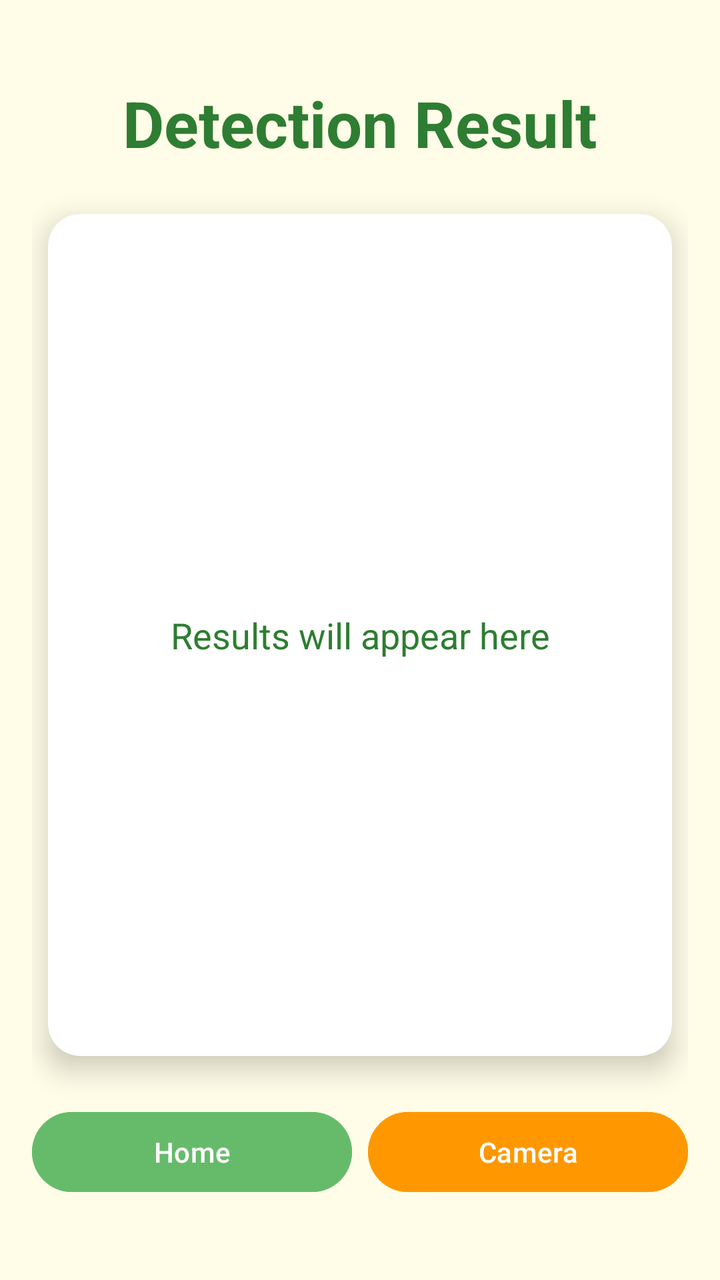
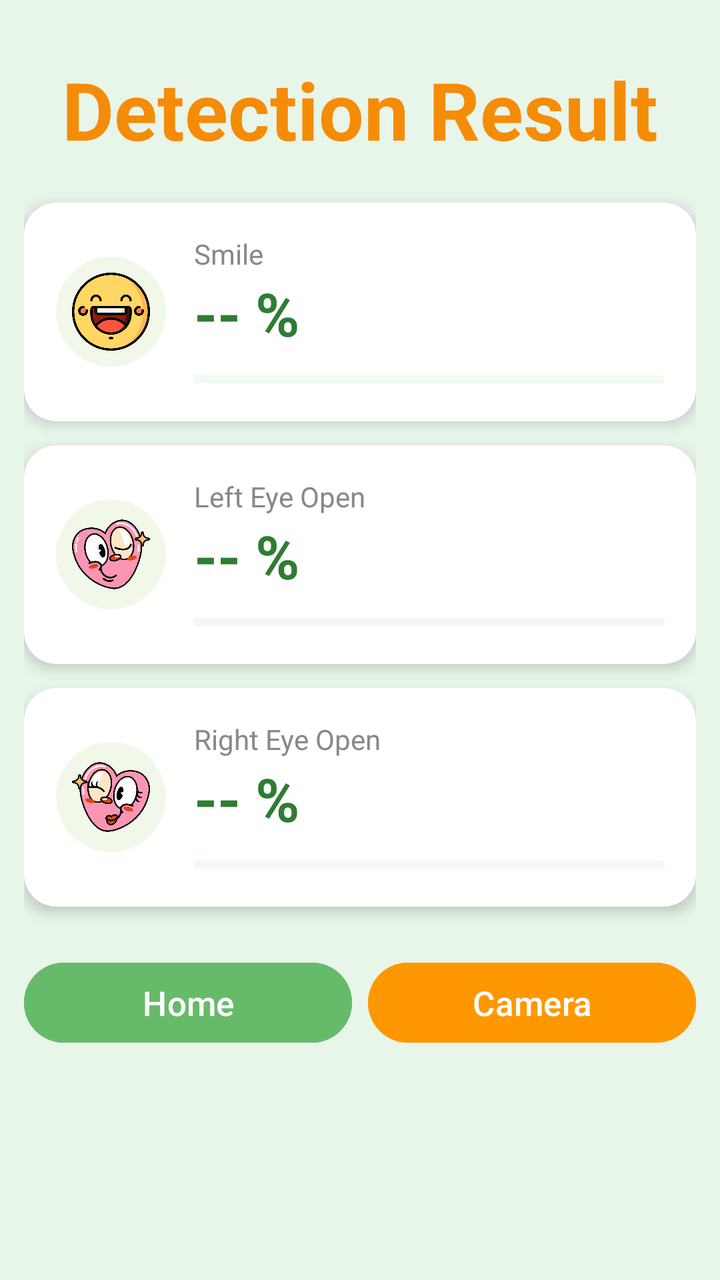

Compare the two renders of this Android layout. The source of the first and the diff that turns it into the second are given below.
<!-- AndroidManifest.xml: application theme Theme.FaceDetection -->
<!-- res/layout/activity_result.xml -->
<?xml version="1.0" encoding="utf-8"?>
<LinearLayout
    xmlns:android="http://schemas.android.com/apk/res/android"
    xmlns:app="http://schemas.android.com/apk/res-auto"
    android:id="@+id/resultLayout"
    android:layout_width="match_parent"
    android:layout_height="match_parent"
    android:orientation="vertical"
    android:gravity="center_horizontal"
    android:background="#FFFDE7"
    android:padding="16dp">

    <TextView
        android:id="@+id/titleText"
        android:layout_width="wrap_content"
        android:layout_height="wrap_content"
        android:text="Detection Result"
        android:textSize="32sp"
        android:textStyle="bold"
        android:textColor="#2E7D32"
        android:layout_marginTop="24dp"
        android:layout_marginBottom="16dp"/>

    <androidx.cardview.widget.CardView
        android:id="@+id/resultCard"
        android:layout_width="match_parent"
        android:layout_height="0dp"
        android:layout_weight="1"
        android:layout_margin="8dp"
        app:cardCornerRadius="16dp"
        app:cardElevation="8dp"
        android:backgroundTint="#FFFFFF">

        <TextView
            android:id="@+id/tvResult"
            android:layout_width="match_parent"
            android:layout_height="match_parent"
            android:padding="16dp"
            android:text="Results will appear here"
            android:textSize="18sp"
            android:textColor="#2E7D32"
            android:gravity="center"
            android:scrollbars="vertical"/>
    </androidx.cardview.widget.CardView>

    <LinearLayout
        android:layout_width="match_parent"
        android:layout_height="wrap_content"
        android:orientation="horizontal"
        android:gravity="center"
        android:layout_marginTop="16dp"
        android:layout_marginBottom="24dp">

        <Button
            android:id="@+id/btnHome"
            android:layout_width="0dp"
            android:layout_weight="1"
            android:layout_height="wrap_content"
            android:text="Home"
            android:backgroundTint="#66BB6A"
            android:textColor="#FFFFFF"
            android:layout_marginEnd="8dp"/>

        <Button
            android:id="@+id/btnCamera"
            android:layout_width="0dp"
            android:layout_weight="1"
            android:layout_height="wrap_content"
            android:text="Camera"
            android:backgroundTint="#FF9800"
            android:textColor="#FFFFFF"/>
    </LinearLayout>
</LinearLayout>
<!-- resources referenced by this layout -->
<resources>
  <style name="Theme.FaceDetection" parent="Base.Theme.FaceDetection" />
  <style name="Base.Theme.FaceDetection" parent="Theme.Material3.DayNight.NoActionBar">
          
          
      </style>
</resources>

<!-- the commit's change to res/layout/activity_result.xml (unified diff, before → after) -->
@@ -2,54 +2,211 @@
 <LinearLayout
     xmlns:android="http://schemas.android.com/apk/res/android"
     xmlns:app="http://schemas.android.com/apk/res-auto"
-    android:id="@+id/resultLayout"
     android:layout_width="match_parent"
     android:layout_height="match_parent"
     android:orientation="vertical"
-    android:gravity="center_horizontal"
-    android:background="#FFFDE7"
-    android:padding="16dp">
+    android:background="#E8F5E9"
+    android:padding="12dp">
 
     <TextView
-        android:id="@+id/titleText"
-        android:layout_width="wrap_content"
+        android:layout_width="match_parent"
         android:layout_height="wrap_content"
         android:text="Detection Result"
-        android:textSize="32sp"
+        android:textSize="40sp"
         android:textStyle="bold"
-        android:textColor="#2E7D32"
-        android:layout_marginTop="24dp"
-        android:layout_marginBottom="16dp"/>
-
-    <androidx.cardview.widget.CardView
-        android:id="@+id/resultCard"
-        android:layout_width="match_parent"
-        android:layout_height="0dp"
-        android:layout_weight="1"
-        android:layout_margin="8dp"
-        app:cardCornerRadius="16dp"
-        app:cardElevation="8dp"
-        android:backgroundTint="#FFFFFF">
-
-        <TextView
-            android:id="@+id/tvResult"
-            android:layout_width="match_parent"
-            android:layout_height="match_parent"
-            android:padding="16dp"
-            android:text="Results will appear here"
-            android:textSize="18sp"
-            android:textColor="#2E7D32"
-            android:gravity="center"
-            android:scrollbars="vertical"/>
-    </androidx.cardview.widget.CardView>
-
-    <LinearLayout
-        android:layout_width="match_parent"
-        android:layout_height="wrap_content"
-        android:orientation="horizontal"
+        android:textColor="#F48C08"
         android:gravity="center"
         android:layout_marginTop="16dp"
+        android:layout_marginBottom="20dp"/>
+
+    
+    <androidx.cardview.widget.CardView
+        android:layout_width="match_parent"
+        android:layout_height="wrap_content"
+        app:cardCornerRadius="16dp"
+        app:cardElevation="4dp"
+        app:cardBackgroundColor="#FFFFFF"
+        app:cardUseCompatPadding="false"
+        android:layout_marginBottom="12dp">
+
+        <LinearLayout
+            android:layout_width="match_parent"
+            android:layout_height="wrap_content"
+            android:orientation="horizontal"
+            android:padding="16dp"
+            android:gravity="center_vertical">
+
+            <ImageView
+                android:layout_width="55dp"
+                android:layout_height="55dp"
+                android:src="@drawable/smile"
+                android:background="@drawable/circle_bg"
+                android:padding="8dp"/>
+
+            <LinearLayout
+                android:layout_width="match_parent"
+                android:layout_height="wrap_content"
+                android:orientation="vertical"
+                android:layout_marginStart="14dp">
+
+                <TextView
+                    android:layout_width="wrap_content"
+                    android:layout_height="wrap_content"
+                    android:text="Smile"
+                    android:textSize="14sp"
+                    android:textColor="#888888"/>
+
+                <TextView
+                    android:id="@+id/tvSmile"
+                    android:layout_width="wrap_content"
+                    android:layout_height="wrap_content"
+                    android:text="-- %"
+                    android:textSize="30sp"
+                    android:textStyle="bold"
+                    android:textColor="#2E7D32"/>
+
+                <ProgressBar
+                    android:id="@+id/pbSmile"
+                    style="@style/Widget.AppCompat.ProgressBar.Horizontal"
+                    android:layout_width="match_parent"
+                    android:layout_height="10dp"
+                    android:progress="0"
+                    android:max="100"
+                    android:progressTint="#66BB6A"
+                    android:progressBackgroundTint="#C8E6C9"
+                    android:layout_marginTop="8dp"/>
+
+            </LinearLayout>
+        </LinearLayout>
+    </androidx.cardview.widget.CardView>
+
+    
+    <androidx.cardview.widget.CardView
+        android:layout_width="match_parent"
+        android:layout_height="wrap_content"
+        app:cardCornerRadius="16dp"
+        app:cardElevation="4dp"
+        app:cardBackgroundColor="#FFFFFF"
+        app:cardUseCompatPadding="false"
+        android:layout_marginBottom="12dp">
+
+        <LinearLayout
+            android:layout_width="match_parent"
+            android:layout_height="wrap_content"
+            android:orientation="horizontal"
+            android:padding="16dp"
+            android:gravity="center_vertical">
+
+            <ImageView
+                android:layout_width="55dp"
+                android:layout_height="55dp"
+                android:src="@drawable/lefteye"
+                android:background="@drawable/circle_bg"
+                android:padding="8dp"/>
+
+            <LinearLayout
+                android:layout_width="match_parent"
+                android:layout_height="wrap_content"
+                android:orientation="vertical"
+                android:layout_marginStart="14dp">
+
+                <TextView
+                    android:layout_width="wrap_content"
+                    android:layout_height="wrap_content"
+                    android:text="Left Eye Open"
+                    android:textSize="14sp"
+                    android:textColor="#888888"/>
+
+                <TextView
+                    android:id="@+id/tvLeftEye"
+                    android:layout_width="wrap_content"
+                    android:layout_height="wrap_content"
+                    android:text="-- %"
+                    android:textSize="30sp"
+                    android:textStyle="bold"
+                    android:textColor="#2E7D32"/>
+
+                <ProgressBar
+                    android:id="@+id/pbLeftEye"
+                    style="@style/Widget.AppCompat.ProgressBar.Horizontal"
+                    android:layout_width="match_parent"
+                    android:layout_height="10dp"
+                    android:progress="0"
+                    android:max="100"
+                    android:progressTint="#66BB6A"
+                    android:progressBackgroundTint="#C8E6C9"
+                    android:layout_marginTop="8dp"/>
+
+            </LinearLayout>
+        </LinearLayout>
+    </androidx.cardview.widget.CardView>
+
+    
+    <androidx.cardview.widget.CardView
+        android:layout_width="match_parent"
+        android:layout_height="wrap_content"
+        app:cardCornerRadius="16dp"
+        app:cardElevation="4dp"
+        app:cardBackgroundColor="#FFFFFF"
+        app:cardUseCompatPadding="false"
         android:layout_marginBottom="24dp">
+
+        <LinearLayout
+            android:layout_width="match_parent"
+            android:layout_height="wrap_content"
+            android:orientation="horizontal"
+            android:padding="16dp"
+            android:gravity="center_vertical">
+
+            <ImageView
+                android:layout_width="55dp"
+                android:layout_height="55dp"
+                android:src="@drawable/righteye"
+                android:background="@drawable/circle_bg"
+                android:padding="8dp"/>
+
+            <LinearLayout
+                android:layout_width="match_parent"
+                android:layout_height="wrap_content"
+                android:orientation="vertical"
+                android:layout_marginStart="14dp">
+
+                <TextView
+                    android:layout_width="wrap_content"
+                    android:layout_height="wrap_content"
+                    android:text="Right Eye Open"
+                    android:textSize="14sp"
+                    android:textColor="#888888"/>
+
+                <TextView
+                    android:id="@+id/tvRightEye"
+                    android:layout_width="wrap_content"
+                    android:layout_height="wrap_content"
+                    android:text="-- %"
+                    android:textSize="30sp"
+                    android:textStyle="bold"
+                    android:textColor="#2E7D32"/>
+
+                <ProgressBar
+                    android:id="@+id/pbRightEye"
+                    style="@style/Widget.AppCompat.ProgressBar.Horizontal"
+                    android:layout_width="match_parent"
+                    android:layout_height="10dp"
+                    android:progress="0"
+                    android:max="100"
+                    android:progressTint="#66BB6A"
+                    android:progressBackgroundTint="#C8E6C9"
+                    android:layout_marginTop="8dp"/>
+
+            </LinearLayout>
+        </LinearLayout>
+    </androidx.cardview.widget.CardView>
+
+    
+    <LinearLayout
+        android:layout_width="match_parent"
+        android:layout_height="wrap_content"
+        android:orientation="horizontal">
 
         <Button
             android:id="@+id/btnHome"
@@ -59,6 +216,7 @@
             android:text="Home"
             android:backgroundTint="#66BB6A"
             android:textColor="#FFFFFF"
+            android:textSize="17sp"
             android:layout_marginEnd="8dp"/>
 
         <Button
@@ -68,6 +226,9 @@
             android:layout_height="wrap_content"
             android:text="Camera"
             android:backgroundTint="#FF9800"
-            android:textColor="#FFFFFF"/>
+            android:textColor="#FFFFFF"
+            android:textSize="17sp"/>
+
     </LinearLayout>
+
 </LinearLayout>
<!-- resource entries referenced after the edit -->
@@ -1,5 +1,14 @@
 <!-- resources referenced by this layout -->
 <resources>
+  <!-- drawable circle_bg (drawable) -->
+  <?xml version="1.0" encoding="utf-8"?>
+  <shape xmlns:android="http://schemas.android.com/apk/res/android"
+      android:shape="oval">
+      <solid android:color="#F1F8E9"/>
+  </shape>
+  <!-- drawable lefteye: png bitmap (drawable, 59743 bytes) -->
+  <!-- drawable righteye: png bitmap (drawable, 61237 bytes) -->
+  <!-- drawable smile: png bitmap (drawable, 37745 bytes) -->
   <style name="Theme.FaceDetection" parent="Base.Theme.FaceDetection" />
   <style name="Base.Theme.FaceDetection" parent="Theme.Material3.DayNight.NoActionBar">
           
